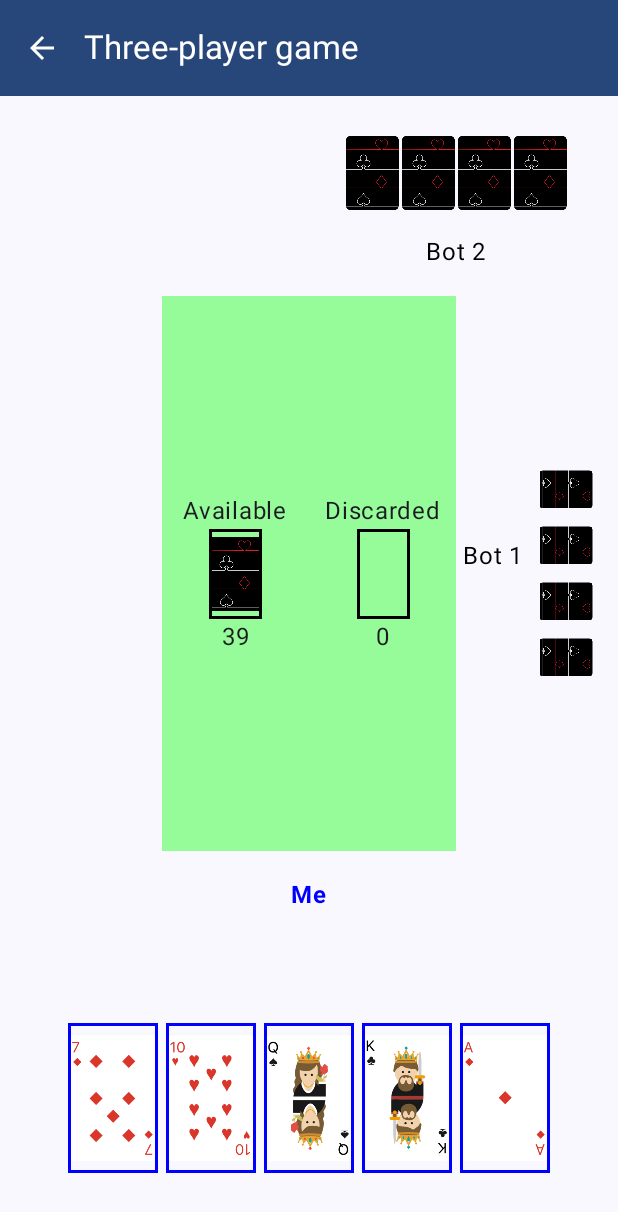
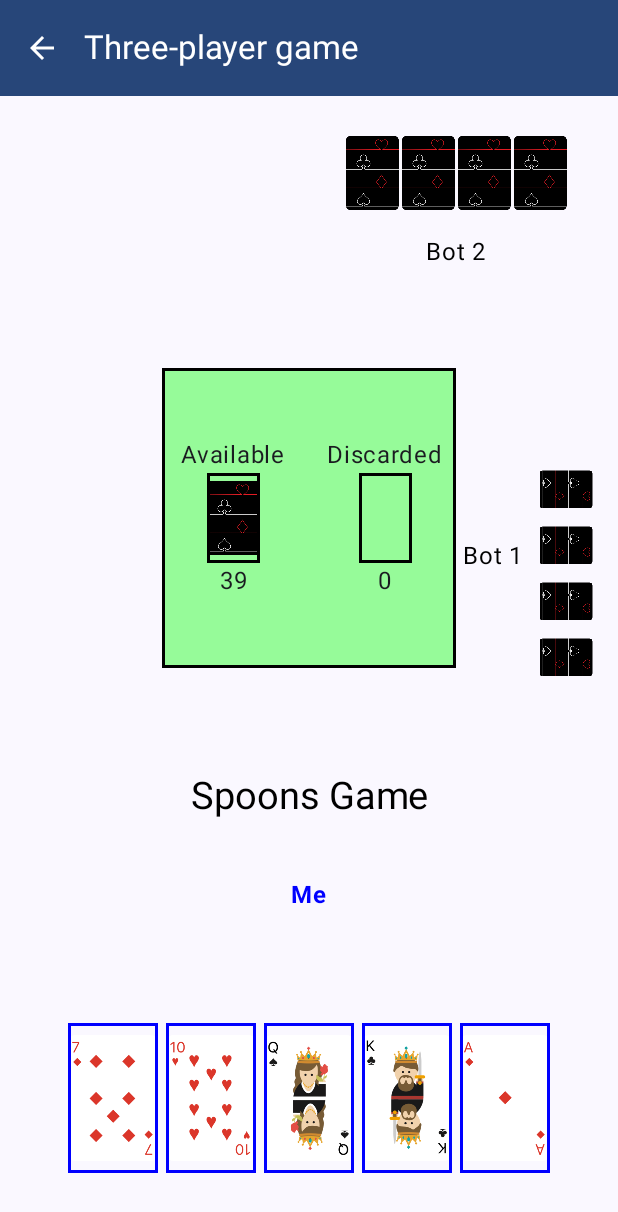
Before and after one commit to isfzade/SpoonsGame, an Android app built with Jetpack Compose: the GameScreen screen opened through its navigation route, on a phone screen of 412 x 824 dp. Shown: the top 1212 px of the screen. Run offline under Robolectric (Android 15) with nearby library versions, the phone set to English and light mode, and no system bars; our stand-ins replace Dagger/Hilt's generated code.

Commit message:
table design

```diff
--- a/app/src/main/java/az/isfan/spoonsgame/screens/game/components/GameDesign.kt
+++ b/app/src/main/java/az/isfan/spoonsgame/screens/game/components/GameDesign.kt
@@ -60,8 +60,7 @@ fun GameDesign(
                 Box(
                     modifier = Modifier
                         .weight(2f)
-                        .fillMaxSize()
-                        .background(color = Color.Green.copy(alpha=0.4f)),
+                        .fillMaxSize(),
                 ) {
                     GameTable(
                         showTakeSpoonButton = showTakeSpoonButton,
--- a/app/src/main/java/az/isfan/spoonsgame/screens/game/components/GameTable.kt
+++ b/app/src/main/java/az/isfan/spoonsgame/screens/game/components/GameTable.kt
@@ -10,7 +10,10 @@ import androidx.compose.foundation.layout.Row
 import androidx.compose.foundation.layout.fillMaxSize
 import androidx.compose.foundation.layout.fillMaxWidth
 import androidx.compose.foundation.layout.size
+import androidx.compose.material.icons.Icons
+import androidx.compose.material.icons.filled.FrontHand
 import androidx.compose.material3.Button
+import androidx.compose.material3.Icon
 import androidx.compose.material3.Text
 import androidx.compose.runtime.Composable
 import androidx.compose.ui.Alignment
@@ -39,23 +42,22 @@ fun GameTable(
             .fillMaxSize(),
         verticalArrangement = Arrangement.Center
     ) {
-        if (gameStatus != GameStatusEnum.NOT_FINISHED) {
-            Text(
+        Box(
+            modifier = Modifier
+                .weight(4f),
+            contentAlignment = Alignment.Center
+        ) {
+            Box(
+                modifier = Modifier
+                    .size(width = 200.dp, height = 200.dp)
+                    .background(color = Color.Green.copy(alpha=0.4f))
+                    .border(2.dp, Color.Black),
+                contentAlignment = Alignment.Center
+            ) {
+                Row(
                     modifier = Modifier
                         .fillMaxWidth(),
-                text = stringResource(if (gameStatus==GameStatusEnum.WON) R.string.you_won else R.string.you_lost),
-                fontWeight = FontWeight.Bold,
-                fontSize = 25.sp,
-                color = Color.Red,
-                textAlign = TextAlign.Center
-            )
-        }
-
-        Row(
-            modifier = Modifier
-                .weight(2f)
-                .fillMaxSize(),
-            verticalAlignment = Alignment.CenterVertically
+                    horizontalArrangement = Arrangement.spacedBy(5.dp)
                 ) {
                     Box(
                         modifier = Modifier
@@ -81,15 +83,53 @@ fun GameTable(
                         )
                     }
                 }
+            }
+        }
 
-        if (showTakeSpoonButton) {
+        Box(
+            modifier = Modifier
+                .weight(1f)
+                .fillMaxSize(),
+            contentAlignment = Alignment.Center
+        ) {
+            if (!showTakeSpoonButton) {
+                Text(
+                    modifier = Modifier
+                        .fillMaxWidth(),
+                    text = stringResource(when(gameStatus) {
+                        GameStatusEnum.LOST -> R.string.you_lost
+                        GameStatusEnum.WON -> R.string.you_won
+                        GameStatusEnum.NOT_FINISHED -> R.string.app_name
+                    }),
+                    fontWeight = if (gameStatus == GameStatusEnum.NOT_FINISHED) FontWeight.Normal else FontWeight.Bold,
+                    fontSize = 25.sp,
+                    color = when(gameStatus) {
+                        GameStatusEnum.LOST -> Color.Red
+                        GameStatusEnum.WON -> Color.Green
+                        GameStatusEnum.NOT_FINISHED -> Color.Black
+                    },
+                    textAlign = TextAlign.Center
+                )
+            }
+            else {
                 Button(
                     onClick = onSpoonButtonClick,
-                modifier = Modifier
-                    .background(color = Color.Red)
-                    .fillMaxWidth(),
                 ) {
-                Text(stringResource(R.string.take_spoon))
+                    Row(
+                        verticalAlignment = Alignment.CenterVertically
+                    ) {
+                        Icon(
+                            imageVector = Icons.Default.FrontHand,
+                            contentDescription = "spoon"
+                        )
+
+                        Text(
+                            text = stringResource(R.string.take_spoon),
+                            fontSize = 20.sp,
+                            fontWeight = FontWeight.Bold
+                        )
+                    }
+                }
             }
         }
     }
```
Lines whose indentation alone changed are shown as unchanged.
